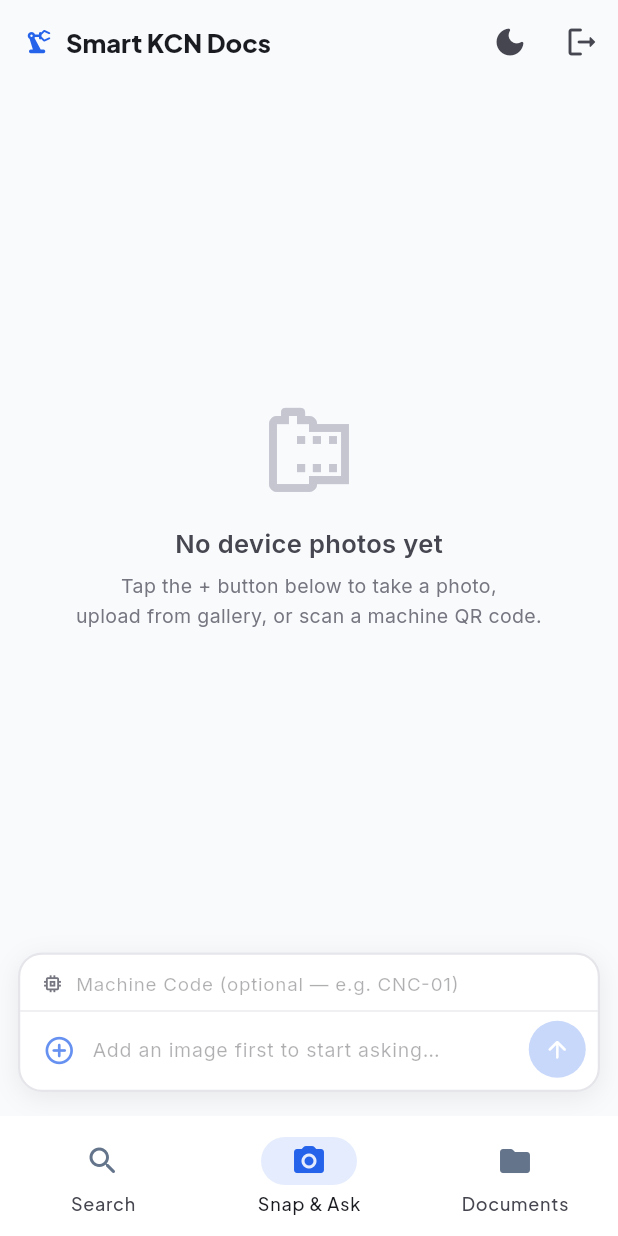
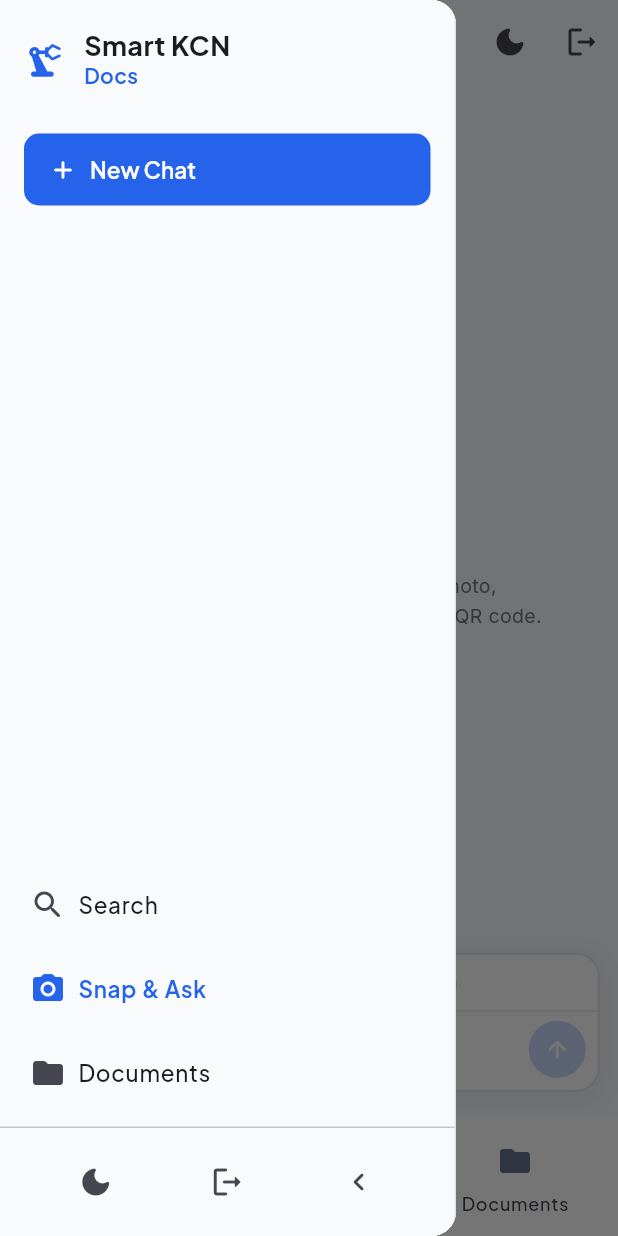
Before and after one commit to hacker-sama/dcid-web, a Flutter app: the SnapAskScreen screen opened by its route, with the side drawer open (before the commit the screen has no drawer), on a phone screen of 412 x 824 dp. Run offline on Flutter 3.47's test engine with Material 3 defaults, Android fonts, the phone set to English and light mode, and no system bars; our stand-ins replace data_table_2, dio, file_picker, flutter_markdown, flutter_riverpod, flutter_secure_storage and 3 more; missing offline and left inert: dart:js_interop; accounts and stored records are empty; network calls fail; project files that could hold a hidden picture were left out.

Commit message:
update sidebar, nav, chat history

```diff
--- a/dcid-app/lib/data/models/answer_result.dart
+++ b/dcid-app/lib/data/models/answer_result.dart
@@ -13,6 +13,13 @@ class Citation {
         bboxKey: json['bboxKey'] as String?,
         snippet: json['snippet'] as String?,
       );
+
+  Map<String, dynamic> toJson() => {
+        'versionId': versionId,
+        'pageNo': pageNo,
+        'bboxKey': bboxKey,
+        'snippet': snippet,
+      };
 }
 
 /// Result of `POST /api/query` (RAG + guardrails).
@@ -66,4 +73,16 @@ class AnswerResult {
       citations: citations,
     );
   }
+
+  Map<String, dynamic> toJson() => {
+        'answer': answer,
+        'confidence': confidence,
+        'citations': citations.map((c) => c.toJson()).toList(),
+        'guard': {
+          'locked': locked,
+          'numericRule': numericRule,
+          'reasoningMode': reasoningMode,
+        },
+        'isOfflineFallback': isOfflineFallback,
+      };
 }
--- a/dcid-app/lib/features/shell/home_shell.dart
+++ b/dcid-app/lib/features/shell/home_shell.dart
@@ -5,6 +5,7 @@ import 'package:go_router/go_router.dart';
 import '../../core/responsive.dart';
 import '../../state/auth_controller.dart';
 import '../../state/theme_controller.dart';
+import 'widgets/collapsible_sidebar.dart';
 
 class _Dest {
   const _Dest(this.icon, this.label, {this.adminOnly = false});
@@ -91,45 +92,14 @@ class HomeShell extends ConsumerWidget {
       return Scaffold(
         body: Row(
           children: [
-            NavigationRail(
+            CollapsibleSidebar(
               selectedIndex: navIndex,
               onDestinationSelected: onSelect,
-              labelType: NavigationRailLabelType.all,
-              destinations: [
-                for (final d in dests)
-                  NavigationRailDestination(
-                    icon: Icon(d.icon),
-                    label: Text(d.label),
-                  ),
-              ],
-              trailing: Expanded(
-                child: Align(
-                  alignment: Alignment.bottomCenter,
-                  child: Padding(
-                    padding: const EdgeInsets.only(bottom: 12),
-                    child: Column(
-                      mainAxisSize: MainAxisSize.min,
-                      children: [
-                        themeToggleButton,
-                        const SizedBox(height: 4),
-                        if (role != null)
-                          Padding(
-                            padding: const EdgeInsets.only(bottom: 8),
-                            child: Chip(
-                              label: Text(role.label),
-                              visualDensity: VisualDensity.compact,
-                            ),
-                          ),
-                        IconButton(
-                          tooltip: 'Logout',
-                          icon: const Icon(Icons.logout_rounded),
-                          onPressed: logout,
-                        ),
-                      ],
-                    ),
-                  ),
-                ),
-              ),
+              destinations: dests
+                  .map((d) => ShellDestination(d.icon, d.label))
+                  .toList(),
+              themeToggleButton: themeToggleButton,
+              onLogout: logout,
             ),
             const VerticalDivider(width: 1),
             Expanded(child: navigationShell),
@@ -174,6 +144,23 @@ class HomeShell extends ConsumerWidget {
           ),
         ],
       ),
+      drawer: Drawer(
+        child: SafeArea(
+          child: CollapsibleSidebar(
+            forceExpanded: true,
+            selectedIndex: navIndex,
+            onDestinationSelected: (i) {
+              onSelect(i);
+              Navigator.of(context).pop(); // Close drawer
+            },
+            destinations: dests
+                .map((d) => ShellDestination(d.icon, d.label))
+                .toList(),
+            themeToggleButton: themeToggleButton,
+            onLogout: logout,
+          ),
+        ),
+      ),
       body: SafeArea(
         child: navigationShell,
       ),
--- /dev/null
+++ b/dcid-app/lib/features/shell/widgets/collapsible_sidebar.dart
@@ -0,0 +1,307 @@
+import 'package:flutter/material.dart';
+import 'package:flutter_riverpod/flutter_riverpod.dart';
+import 'package:google_fonts/google_fonts.dart';
+
+import '../../../core/responsive.dart';
+import '../../../state/auth_controller.dart';
+import '../../../state/chat_sessions_provider.dart';
+
+class ShellDestination {
+  final IconData icon;
+  final String label;
+
+  const ShellDestination(this.icon, this.label);
+}
+
+class CollapsibleSidebar extends ConsumerWidget {
+  const CollapsibleSidebar({
+    super.key,
+    required this.selectedIndex,
+    required this.onDestinationSelected,
+    required this.destinations,
+    required this.themeToggleButton,
+    required this.onLogout,
+    this.forceExpanded,
+  });
+
+  final int selectedIndex;
+  final ValueChanged<int> onDestinationSelected;
+  final List<ShellDestination> destinations;
+  final Widget themeToggleButton;
+  final VoidCallback onLogout;
+  final bool? forceExpanded;
+
+  @override
+  Widget build(BuildContext context, WidgetRef ref) {
+    final bool isExpanded = forceExpanded ?? ref.watch(isSidebarExpandedProvider);
+    final colorScheme = Theme.of(context).colorScheme;
+    final auth = ref.watch(authControllerProvider);
+    final role = auth.user?.role;
+    final sessions = ref.watch(chatSessionsProvider);
+    final activeSessionId = ref.watch(activeChatSessionIdProvider);
+
+    return AnimatedContainer(
+      duration: const Duration(milliseconds: 250),
+      curve: Curves.easeInOut,
+      width: isExpanded ? 260.0 : 68.0,
+      decoration: BoxDecoration(
+        color: Theme.of(context).scaffoldBackgroundColor,
+        border: Border(
+          right: BorderSide(
+            color: colorScheme.outlineVariant.withValues(alpha: 0.5),
+            width: 1,
+          ),
+        ),
+      ),
+      child: Column(
+        crossAxisAlignment: CrossAxisAlignment.stretch,
+        children: [
+          // Header
+          InkWell(
+            onTap: () {
+              if (!Responsive.isWide(context)) {
+                // On mobile, just navigate to new chat and close drawer
+                ref.read(activeChatSessionIdProvider.notifier).setId(null);
+                if (selectedIndex != 0) {
+                  onDestinationSelected(0);
+                } else {
+                  Navigator.of(context).pop();
+                }
+                return;
+              }
+
+              if (isExpanded) {
+                ref.read(isSidebarExpandedProvider.notifier).toggle();
+              } else {
+                ref.read(activeChatSessionIdProvider.notifier).setId(null);
+                if (selectedIndex != 0) {
+                  onDestinationSelected(0);
+                }
+              }
+            },
+            child: Padding(
+              padding: const EdgeInsets.symmetric(horizontal: 16, vertical: 20),
+              child: Row(
+                children: [
+                  Icon(
+                    Icons.precision_manufacturing_rounded,
+                    size: 28,
+                    color: colorScheme.primary,
+                  ),
+                  if (isExpanded) ...[
+                    const SizedBox(width: 12),
+                    Expanded(
+                      child: Column(
+                        crossAxisAlignment: CrossAxisAlignment.start,
+                        children: [
+                          Text(
+                            'Smart KCN',
+                            style: GoogleFonts.plusJakartaSans(
+                              fontWeight: FontWeight.w700,
+                              fontSize: 18,
+                              height: 1.1,
+                            ),
+                            overflow: TextOverflow.ellipsis,
+                          ),
+                          Text(
+                            'Docs',
+                            style: GoogleFonts.plusJakartaSans(
+                              fontWeight: FontWeight.w600,
+                              fontSize: 14,
+                              color: colorScheme.primary,
+                            ),
+                            overflow: TextOverflow.ellipsis,
+                          ),
+                        ],
+                      ),
+                    ),
+                  ],
+                ],
+              ),
+            ),
+          ),
+
+          // New Chat Button
+          if (isExpanded)
+            Padding(
+              padding: const EdgeInsets.symmetric(horizontal: 16, vertical: 8),
+              child: FilledButton.icon(
+                onPressed: () {
+                  ref.read(activeChatSessionIdProvider.notifier).setId(null);
+                  // Navigate to search if not already there (index 0)
+                  if (selectedIndex != 0) {
+                    onDestinationSelected(0);
+                  }
+                },
+                icon: const Icon(Icons.add_rounded, size: 20),
+                label: Text('New Chat', style: GoogleFonts.plusJakartaSans(fontWeight: FontWeight.w600)),
+                style: FilledButton.styleFrom(
+                  alignment: Alignment.centerLeft,
+                  padding: const EdgeInsets.symmetric(horizontal: 16, vertical: 12),
+                ),
+              ),
+            )
+          else
+            IconButton(
+              onPressed: () {
+                ref.read(activeChatSessionIdProvider.notifier).setId(null);
+                if (selectedIndex != 0) {
+                  onDestinationSelected(0);
+                }
+              },
+              icon: const Icon(Icons.add_rounded),
+              tooltip: 'New Chat',
+            ),
+
+          // Recents List (Expanded only)
+          if (isExpanded && sessions.isNotEmpty) ...[
+            Padding(
+              padding: const EdgeInsets.fromLTRB(16, 24, 16, 8),
+              child: Text(
+                'Recents',
+                style: GoogleFonts.plusJakartaSans(
+                  fontSize: 12,
+                  fontWeight: FontWeight.bold,
+                  color: colorScheme.onSurface.withValues(alpha: 0.5),
+                ),
+              ),
+            ),
+            Expanded(
+              child: ListView.builder(
+                padding: EdgeInsets.zero,
+                itemCount: sessions.length,
+                itemBuilder: (context, index) {
+                  final session = sessions[index];
+                  final isActive = session.id == activeSessionId;
+                  return ListTile(
+                    contentPadding: const EdgeInsets.symmetric(horizontal: 16),
+                    dense: true,
+                    title: Text(
+                      session.title,
+                      maxLines: 1,
+                      overflow: TextOverflow.ellipsis,
+                      style: GoogleFonts.plusJakartaSans(
+                        fontSize: 13,
+                        fontWeight: isActive ? FontWeight.w600 : FontWeight.w500,
+                        color: isActive ? colorScheme.primary : colorScheme.onSurface,
+                      ),
+                    ),
+                    selected: isActive,
+                    selectedTileColor: colorScheme.primaryContainer.withValues(alpha: 0.5),
+                    onTap: () {
+                      ref.read(activeChatSessionIdProvider.notifier).setId(session.id);
+                      if (selectedIndex != 0) {
+                        onDestinationSelected(0);
+                      }
+                    },
+                  );
+                },
+              ),
+            ),
+          ] else if (isExpanded)
+            const Expanded(child: SizedBox())
+          else
+            const Spacer(),
+
+          // Navigation Items (Middle-bottom)
+          Padding(
+            padding: const EdgeInsets.symmetric(vertical: 8),
+            child: Column(
+              children: List.generate(destinations.length, (index) {
+                final dest = destinations[index];
+                final isSelected = selectedIndex == index;
+                if (!isExpanded) {
+                  return Padding(
+                    padding: const EdgeInsets.symmetric(vertical: 4),
+                    child: IconButton(
+                      onPressed: () => onDestinationSelected(index),
+                      icon: Icon(dest.icon),
+                      color: isSelected ? colorScheme.primary : colorScheme.onSurfaceVariant,
+                      tooltip: dest.label,
+                    ),
+                  );
+                }
+                return ListTile(
+                  leading: Icon(
+                    dest.icon,
+                    color: isSelected ? colorScheme.primary : colorScheme.onSurfaceVariant,
+                  ),
+                  title: Text(
+                    dest.label,
+                    style: GoogleFonts.plusJakartaSans(
+                      color: isSelected ? colorScheme.primary : colorScheme.onSurface,
+                      fontWeight: isSelected ? FontWeight.w600 : FontWeight.w500,
+                    ),
+                  ),
+                  selected: isSelected,
+                  selectedTileColor: colorScheme.primaryContainer.withValues(alpha: 0.3),
+                  onTap: () => onDestinationSelected(index),
+                  contentPadding: const EdgeInsets.symmetric(horizontal: 20),
+                  horizontalTitleGap: 8,
+                );
+              }),
+            ),
+          ),
+
+          const Divider(height: 1),
+
+          // Footer
+          Padding(
+            padding: const EdgeInsets.symmetric(vertical: 12),
+            child: Column(
+              children: [
+                if (isExpanded)
+                  Row(
+                    mainAxisAlignment: MainAxisAlignment.spaceEvenly,
+                    children: [
+                      themeToggleButton,
+                      if (role != null)
+                        Chip(
+                          label: Text(
+                            role.label,
+                            style: GoogleFonts.plusJakartaSans(fontSize: 11, fontWeight: FontWeight.w600),
+                          ),
+                          visualDensity: VisualDensity.compact,
+                        ),
+                      IconButton(
+                        tooltip: 'Logout',
+                        icon: const Icon(Icons.logout_rounded),
+                        onPressed: onLogout,
+                      ),
+                      IconButton(
+                        tooltip: 'Collapse sidebar',
+                        icon: const Icon(Icons.chevron_left_rounded),
+                        onPressed: () {
+                          if (!Responsive.isWide(context)) {
+                            Navigator.of(context).pop();
+                          } else {
+                            ref.read(isSidebarExpandedProvider.notifier).toggle();
+                          }
+                        },
+                      ),
+                    ],
+                  )
+                else ...[
+                  themeToggleButton,
+                  IconButton(
+                    tooltip: 'Logout',
+                    icon: const Icon(Icons.logout_rounded),
+                    onPressed: onLogout,
+                  ),
+                  const SizedBox(height: 8),
+                  IconButton(
+                    tooltip: 'Expand sidebar',
+                    icon: const Icon(Icons.chevron_right_rounded),
+                    onPressed: () {
+                      ref.read(isSidebarExpandedProvider.notifier).toggle();
+                    },
+                  ),
+                ],
+              ],
+            ),
+          ),
+        ],
+      ),
+    );
+  }
+}
--- /dev/null
+++ b/dcid-app/lib/state/chat_sessions_provider.dart
@@ -0,0 +1,191 @@
+import 'package:flutter_riverpod/flutter_riverpod.dart';
+import 'package:uuid/uuid.dart';
+
+import '../data/models/answer_result.dart';
+import 'dart:convert';
+import 'providers.dart';
+
+const _uuid = Uuid();
+
+/// Represents a single message in a chat session.
+class ChatMessage {
+  final String id;
+  final String role; // 'user' or 'assistant'
+  String content;
+  AnswerResult? result;
+
+  ChatMessage({
+    String? id,
+    required this.role,
+    required this.content,
+    this.result,
+  }) : id = id ?? _uuid.v4();
+
+  factory ChatMessage.fromJson(Map<String, dynamic> json) => ChatMessage(
+        id: json['id'] as String?,
+        role: json['role'] as String? ?? 'user',
+        content: json['content'] as String? ?? '',
+        result: json['result'] != null
+            ? AnswerResult.fromJson(json['result'] as Map<String, dynamic>)
+            : null,
+      );
+
+  Map<String, dynamic> toJson() => {
+        'id': id,
+        'role': role,
+        'content': content,
+        'result': result?.toJson(),
+      };
+}
+
+/// Represents an entire chat session.
+class ChatSession {
+  final String id;
+  String title;
+  final List<ChatMessage> messages;
+  DateTime updatedAt;
+
+  ChatSession({
+    String? id,
+    required this.title,
+    List<ChatMessage>? messages,
+    DateTime? updatedAt,
+  })  : id = id ?? _uuid.v4(),
+        messages = messages ?? [],
+        updatedAt = updatedAt ?? DateTime.now();
+
+  factory ChatSession.fromJson(Map<String, dynamic> json) => ChatSession(
+        id: json['id'] as String?,
+        title: json['title'] as String? ?? '',
+        messages: (json['messages'] as List<dynamic>? ?? [])
+            .map((e) => ChatMessage.fromJson(e as Map<String, dynamic>))
+            .toList(),
+        updatedAt: json['updatedAt'] != null
+            ? DateTime.tryParse(json['updatedAt'] as String)
+            : null,
+      );
+
+  Map<String, dynamic> toJson() => {
+        'id': id,
+        'title': title,
+        'messages': messages.map((m) => m.toJson()).toList(),
+        'updatedAt': updatedAt.toIso8601String(),
+      };
+}
+
+class ActiveChatSessionNotifier extends Notifier<String?> {
+  @override
+  String? build() => null;
+
+  void setId(String? id) => state = id;
+}
+
+/// Global state provider for tracking the currently active chat session.
+/// If null, it means we are in the "New Chat" empty state.
+final activeChatSessionIdProvider = NotifierProvider<ActiveChatSessionNotifier, String?>(
+  ActiveChatSessionNotifier.new,
+);
+
+class IsSidebarExpandedNotifier extends Notifier<bool> {
+  @override
+  bool build() => false;
+
+  void toggle() => state = !state;
+  void setExpanded(bool expanded) => state = expanded;
+}
+
+/// Global state provider for persisting whether the sidebar is expanded or collapsed.
+final isSidebarExpandedProvider = NotifierProvider<IsSidebarExpandedNotifier, bool>(
+  IsSidebarExpandedNotifier.new,
+);
+
+/// Notifier that manages the list of all chat sessions.
+class ChatSessionsNotifier extends Notifier<List<ChatSession>> {
+  bool _initialized = false;
+
+  @override
+  List<ChatSession> build() {
+    if (!_initialized) {
+      _loadHistory();
+      _initialized = true;
+    }
+    return [];
+  }
+
+  Future<void> _loadHistory() async {
+    final storage = ref.read(secureStorageProvider);
+    final jsonStr = await storage.read(key: 'chat_sessions_v1');
+    if (jsonStr != null) {
+      try {
+        final list = jsonDecode(jsonStr) as List<dynamic>;
+        state = list.map((e) => ChatSession.fromJson(e as Map<String, dynamic>)).toList();
+      } catch (_) {}
+    }
+  }
+
+  Future<void> _saveHistory() async {
+    final storage = ref.read(secureStorageProvider);
+    final jsonStr = jsonEncode(state.map((s) => s.toJson()).toList());
+    await storage.write(key: 'chat_sessions_v1', value: jsonStr);
+  }
+
+  /// Creates a new chat session with the given initial user message as the title.
+  ChatSession createSession(String initialMessage) {
+    // Generate a short title from the initial message
+    String title = initialMessage.trim();
+    if (title.length > 30) {
+      title = '${title.substring(0, 30)}...';
+    }
+
+    final session = ChatSession(title: title);
+    state = [session, ...state]; // Prepend so newest is first
+    _saveHistory();
+    return session;
+  }
+
+  /// Appends a user message and returns a new empty assistant message to be filled
+  /// by the SSE stream.
+  ChatMessage addMessage(String sessionId, ChatMessage message) {
+    final sessions = [...state];
+    final index = sessions.indexWhere((s) => s.id == sessionId);
+    if (index == -1) return message;
+
+    final session = sessions[index];
+    session.messages.add(message);
+    session.updatedAt = DateTime.now();
+
+    // Bubble to top
+    sessions.removeAt(index);
+    sessions.insert(0, session);
+    state = sessions;
+
+    _saveHistory();
+    return message;
+  }
+
+  /// Replaces or updates a message in the session. This forces a state update.
+  void updateMessage(String sessionId, ChatMessage message) {
+    final sessions = [...state];
+    final sessionIndex = sessions.indexWhere((s) => s.id == sessionId);
+    if (sessionIndex == -1) return;
+
+    final session = sessions[sessionIndex];
+    final msgIndex = session.messages.indexWhere((m) => m.id == message.id);
+    if (msgIndex != -1) {
+      session.messages[msgIndex] = message;
+      // Note: We don't necessarily want to bubble it to top for every token delta,
+      // but we do need to trigger a re-render. We'll just assign to state.
+      state = sessions;
+      _saveHistory();
+    }
+  }
+
+  void deleteSession(String sessionId) {
+    state = state.where((s) => s.id != sessionId).toList();
+    _saveHistory();
+  }
+}
+
+final chatSessionsProvider = NotifierProvider<ChatSessionsNotifier, List<ChatSession>>(
+  ChatSessionsNotifier.new,
+);
--- a/dcid-app/pubspec.yaml
+++ b/dcid-app/pubspec.yaml
@@ -44,6 +44,7 @@ dependencies:
   image_picker: ^1.2.3
   flutter_markdown: ^0.7.7
   google_fonts: ^6.2.1
+  uuid: ^4.6.0
 
 dev_dependencies:
   flutter_test:
```
Also changed, not shown: dcid-app/lib/features/search/search_screen.dart (+46 -32 lines), dcid-app/lib/features/search/widgets/search_empty_state.dart (+10 -1 lines), dcid-app/pubspec.lock, 1 other file.
